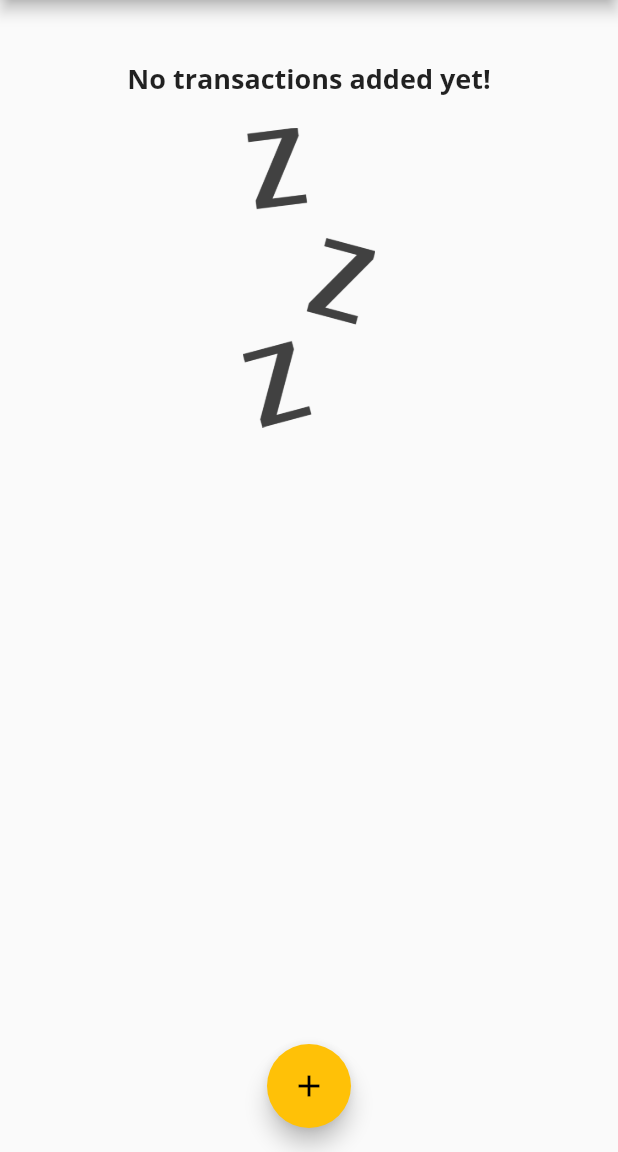
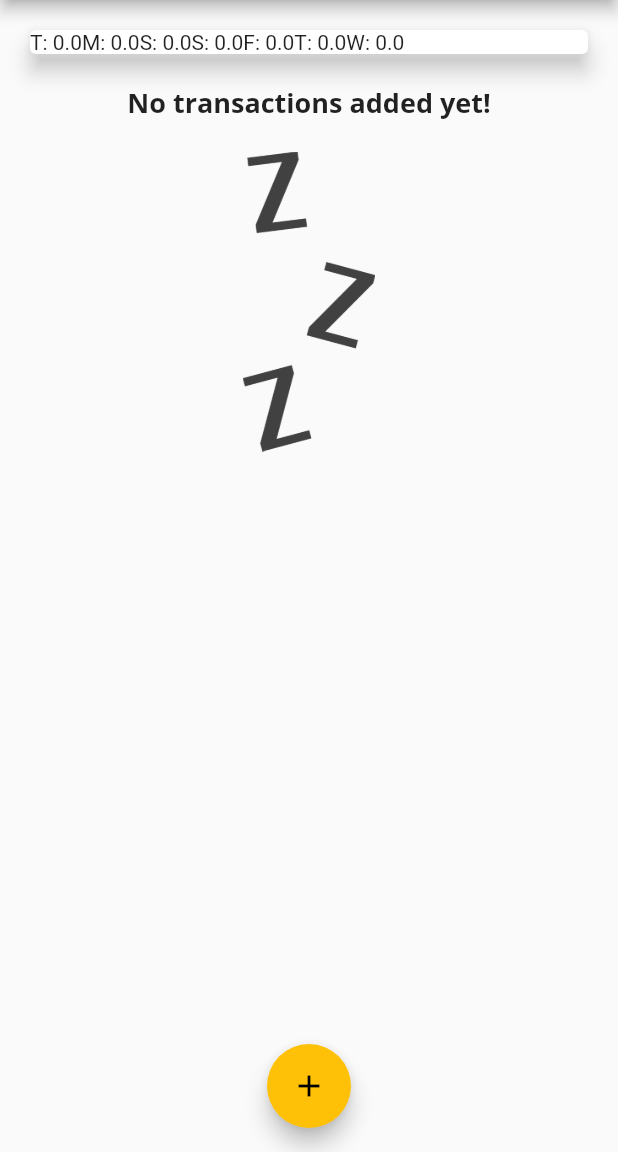
Before and after one commit to tugcekaratekee/tugce_flutter_ogreniyor, a Flutter app: the screen it shows after launch, on a phone screen of 412 x 824 dp, the part 84-1236 px from its top. Run offline on Flutter 3.47's test engine with Material 2 defaults, Android fonts, the phone set to English and light mode, and no system bars; missing offline and left inert: dart:ffi.

Commit message:
Creating Bars for our Chart

```diff
--- a/lib/widgets/chart.dart
+++ b/lib/widgets/chart.dart
@@ -25,7 +25,7 @@
       print(totalSum);
 
       return {
-        'day': DateFormat.E().format(weekDay),
+        'day': DateFormat.E().format(weekDay).substring(0, 1),
         'amount': totalSum,
       };
     });
@@ -38,7 +38,9 @@
       elevation: 6,
       margin: EdgeInsets.all(20),
       child: Row(
-        children: <Widget>[],
+        children: groupedTransactionValues.map((data) {
+          return Text('${data?['day']}: ${data?['amount']}');
+        }).toList(),
       ),
     );
   }
```
Also changed, not shown: lib/widgets/chart_bar.dart (added, +49 -0 lines).
